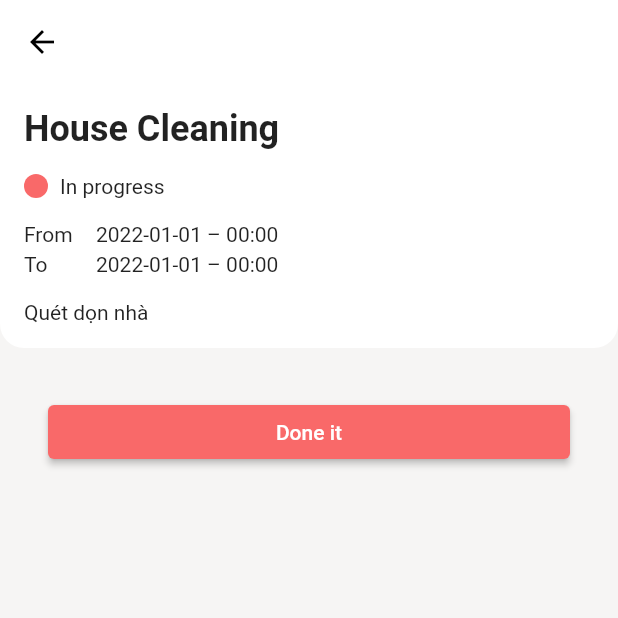
After one commit to ndkhoa200400/AdvancedMobile-TodoApp, a Flutter app: the DetailedTodoScreen screen opened directly with sample values from the repository, on a phone screen of 412 x 824 dp, the top half of it. The commit adds this screen. Run offline on Flutter 3.47's test engine with Material 2 defaults, Android fonts, the phone set to English and light mode, and no system bars; our stand-ins replace flutter_datetime_picker, sqflite; accounts and stored records are empty.

Commit message:
Add detailed todo item screen

```diff
--- a/lib/common/custom_input_field.dart
+++ b/lib/common/custom_input_field.dart
@@ -37,6 +37,7 @@ class CustomInputField extends StatelessWidget {
         textAlignVertical: TextAlignVertical.top,
         controller: textEditingController,
         keyboardType: textInputType,
+        textCapitalization: TextCapitalization.sentences,
         decoration: InputDecoration(
             errorText: errorText.isEmpty ? null : errorText,
             contentPadding: const EdgeInsets.only(left: 8, top: 8, bottom: 8),
--- a/lib/common/todo_card.dart
+++ b/lib/common/todo_card.dart
@@ -4,6 +4,7 @@ import 'package:todo_app/constants/app_colors.dart';
 import 'package:todo_app/constants/style.dart';
 import 'package:todo_app/main.dart';
 import 'package:todo_app/models/todo_item_dto.dart';
+import 'package:todo_app/screens/detailed_todo.dart';
 import 'package:todo_app/widgets/home/custom_checkbox.dart';
 
 import '../providers/todo_list_provider.dart';
@@ -25,7 +26,15 @@ class _TodoCardState extends State<TodoCard> {
 
   @override
   Widget build(BuildContext context) {
-    return Container(
+    return InkWell(
+      onTap: () {
+        Navigator.push(
+            context,
+            MaterialPageRoute(
+                builder: ((context) =>
+                    DetailedTodoScreen(todoItemDTO: widget.todoItem))));
+      },
+      child: Container(
         // height: 85,
         padding: const EdgeInsets.only(right: 16),
         decoration: BoxDecoration(
@@ -89,6 +98,7 @@ class _TodoCardState extends State<TodoCard> {
                     })
               ]),
         ),
+      ),
     );
   }
 
--- a/lib/models/todo_list_dto.dart
+++ b/lib/models/todo_list_dto.dart
@@ -1,7 +1,15 @@
 import 'package:todo_app/models/todo_item_dto.dart';
 
 class TodoListDTO {
-  List<TodoItemDTO> _list = [];
+  List<TodoItemDTO> _list = [
+    TodoItemDTO(
+        id: "3",
+        title: "House Cleaning",
+        description: "Quét dọn nhà",
+        startTime: DateTime(2022),
+        endTime: DateTime(2022),
+        isDone: true)
+  ];
 
   List<TodoItemDTO> get todoList => _list;
 
--- /dev/null
+++ b/lib/screens/detailed_todo.dart
@@ -0,0 +1,132 @@
+import 'package:flutter/material.dart';
+import 'package:provider/provider.dart';
+import 'package:todo_app/constants/app_colors.dart';
+import 'package:todo_app/constants/style.dart';
+import 'package:todo_app/models/todo_item_dto.dart';
+import 'package:todo_app/providers/todo_list_provider.dart';
+import 'package:todo_app/widgets/home/todo_list.dart';
+
+class DetailedTodoScreen extends StatelessWidget {
+  final TodoItemDTO todoItemDTO;
+  const DetailedTodoScreen({Key? key, required this.todoItemDTO})
+      : super(key: key);
+
+  @override
+  Widget build(BuildContext context) {
+    return Scaffold(
+        backgroundColor: AppColors.background,
+        appBar: AppBar(
+          elevation: 0,
+          automaticallyImplyLeading: true,
+          backgroundColor: AppColors.white,
+          foregroundColor: Colors.black,
+        ),
+        body: Consumer<TodoListProvider>(
+          builder: ((context, value, child) => Column(
+                crossAxisAlignment: CrossAxisAlignment.start,
+                children: [
+                  Container(
+                    padding: const EdgeInsets.all(16),
+                    decoration: const BoxDecoration(
+                        color: AppColors.white,
+                        borderRadius: BorderRadius.only(
+                            bottomLeft: Radius.circular(16),
+                            bottomRight: Radius.circular(16))),
+                    child: Column(
+                      crossAxisAlignment: CrossAxisAlignment.start,
+                      children: [
+                        // Title
+                        Text(
+                          todoItemDTO.title,
+                          style: const TextStyle(
+                              fontSize: 24, fontWeight: FontWeight.bold),
+                        ),
+                        // Status
+                        const SizedBox(
+                          height: 16,
+                        ),
+                        Row(
+                          children: [
+                            Container(
+                              height: 16,
+                              width: 16,
+                              decoration: BoxDecoration(
+                                  color: todoItemDTO.isDone
+                                      ? AppColors.lightgreen
+                                      : AppColors.pink,
+                                  shape: BoxShape.circle),
+                            ),
+                            const SizedBox(
+                              width: 8,
+                            ),
+                            Text(todoItemDTO.isDone ? "Done" : "In progress")
+                          ],
+                        ),
+                        // Time
+                        const SizedBox(height: 16),
+                        _renderRangeTime(),
+
+                        // Description
+                        const SizedBox(
+                          height: 16,
+                        ),
+                        Text(todoItemDTO.description)
+                      ],
+                    ),
+                  ),
+                  _renderButton(context)
+                ],
+              )),
+        ));
+  }
+
+  Widget _renderButton(BuildContext ctx) {
+    return Padding(
+      padding: const EdgeInsets.all(32),
+      child: ElevatedButton(
+        style: TextButton.styleFrom(
+          padding: const EdgeInsets.symmetric(vertical: 8),
+          backgroundColor: AppColors.pink,
+          elevation: 2,
+        ),
+        onPressed: () {
+          Provider.of<TodoListProvider>(ctx, listen: false)
+              .handleCheckbox(todoItemDTO.id, !todoItemDTO.isDone);
+        },
+        child: Center(
+          child: Text(todoItemDTO.isDone ? "Undo it" : 'Done it',
+              style: const TextStyle(color: AppColors.white)),
+        ),
+      ),
+    );
+  }
+
+  Widget _renderRangeTime() {
+    return Column(
+      mainAxisAlignment: MainAxisAlignment.start,
+      crossAxisAlignment: CrossAxisAlignment.start,
+      children: [
+        // _renderTime(widget.todoItem.getStartTime()),
+        Row(
+          children: [
+            const SizedBox(width: 48, child: Text("From")),
+            Text(todoItemDTO.getStartTime())
+          ],
+        ),
+
+        const SizedBox(
+          height: 4,
+        ),
+
+        Row(
+          children: [
+            const SizedBox(width: 48, child: Text("To")),
+            Text(todoItemDTO.getEndTime())
+          ],
+        ),
+
+        // _renderTime(widget.todoItem.getEndTime())
+      ],
+    );
+  }
+}
--- a/lib/widgets/home/todo_list.dart
+++ b/lib/widgets/home/todo_list.dart
@@ -12,6 +12,7 @@ class TodoList extends StatelessWidget {
         child: Padding(
       padding: const EdgeInsets.symmetric(horizontal: 16),
       child: ListView.builder(
+        physics: const BouncingScrollPhysics(),
         itemCount: todoList.length,
         itemBuilder: (context, index) {
           return Container(
```
Lines whose indentation alone changed are shown as unchanged.
